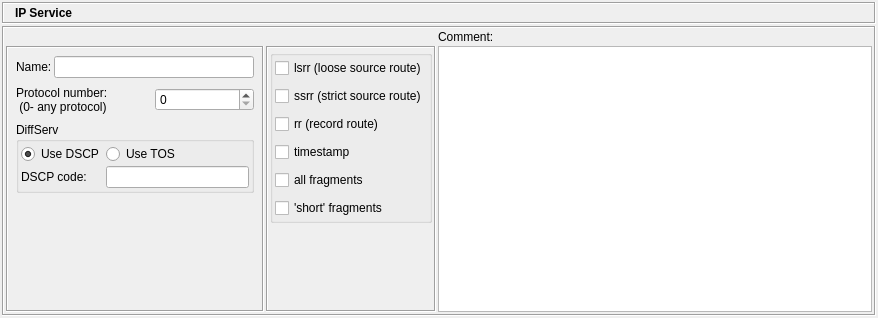
Before: the Qt Designer form src/gui/ipservicedialog_q.ui in fwbuilder/fwbuilder, drawn with Qt 5.
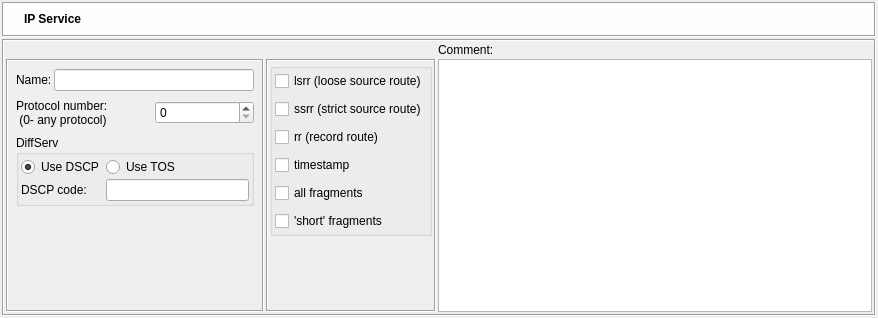
After: the same form once the commit is applied. Icons and pictures are not drawn.

Patch:
```diff
--- a/src/gui/ipservicedialog_q.ui
+++ b/src/gui/ipservicedialog_q.ui
@@ -68,9 +68,76 @@
        <property name="minimumSize" >
         <size>
          <width>16</width>
-         <height>20</height>
+         <height>35</height>
         </size>
        </property>
+       <property name="palette" >
+        <palette>
+         <active>
+          <colorrole role="Base" >
+           <brush brushstyle="SolidPattern" >
+            <color alpha="255" >
+             <red>255</red>
+             <green>255</green>
+             <blue>255</blue>
+            </color>
+           </brush>
+          </colorrole>
+          <colorrole role="Window" >
+           <brush brushstyle="SolidPattern" >
+            <color alpha="255" >
+             <red>255</red>
+             <green>254</green>
+             <blue>253</blue>
+            </color>
+           </brush>
+          </colorrole>
+         </active>
+         <inactive>
+          <colorrole role="Base" >
+           <brush brushstyle="SolidPattern" >
+            <color alpha="255" >
+             <red>255</red>
+             <green>255</green>
+             <blue>255</blue>
+            </color>
+           </brush>
+          </colorrole>
+          <colorrole role="Window" >
+           <brush brushstyle="SolidPattern" >
+            <color alpha="255" >
+             <red>255</red>
+             <green>254</green>
+             <blue>253</blue>
+            </color>
+           </brush>
+          </colorrole>
+         </inactive>
+         <disabled>
+          <colorrole role="Base" >
+           <brush brushstyle="SolidPattern" >
+            <color alpha="255" >
+             <red>255</red>
+             <green>254</green>
+             <blue>253</blue>
+            </color>
+           </brush>
+          </colorrole>
+          <colorrole role="Window" >
+           <brush brushstyle="SolidPattern" >
+            <color alpha="255" >
+             <red>255</red>
+             <green>254</green>
+             <blue>253</blue>
+            </color>
+           </brush>
+          </colorrole>
+         </disabled>
+        </palette>
+       </property>
+       <property name="autoFillBackground" >
+        <bool>true</bool>
+       </property>
        <property name="frameShape" >
         <enum>QFrame::Box</enum>
        </property>
@@ -96,7 +163,7 @@
         <property name="verticalSpacing" >
          <number>2</number>
         </property>
-        <item row="0" column="1" >
+        <item row="0" column="2" >
          <widget class="QLabel" name="editorTitle" >
           <property name="font" >
            <font>
@@ -131,6 +198,22 @@
           </property>
          </widget>
         </item>
+        <item row="0" column="1" >
+         <widget class="QLabel" name="label" >
+          <property name="sizePolicy" >
+           <sizepolicy vsizetype="Preferred" hsizetype="Maximum" >
+            <horstretch>0</horstretch>
+            <verstretch>0</verstretch>
+           </sizepolicy>
+          </property>
+          <property name="text" >
+           <string/>
+          </property>
+          <property name="pixmap" >
+           <pixmap resource="MainRes.qrc" >:/Icons/IPService/icon</pixmap>
+          </property>
+         </widget>
+        </item>
        </layout>
       </widget>
      </item>
```
Left out of the diff: 4 changed lines with no effect on the pictures.
